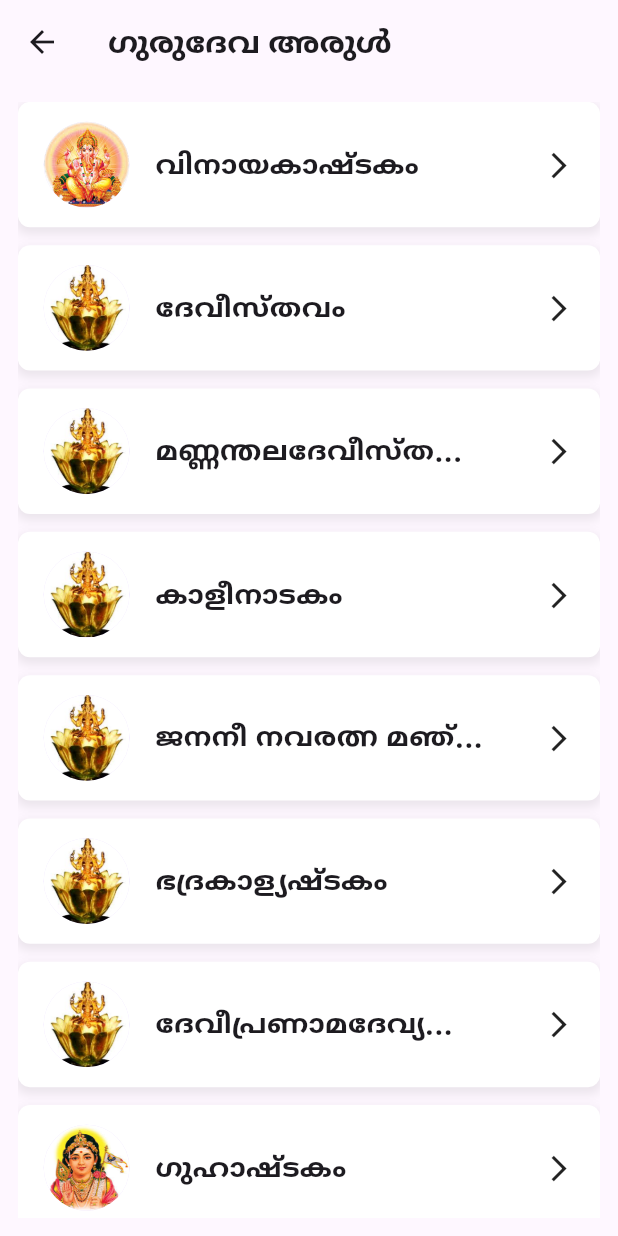
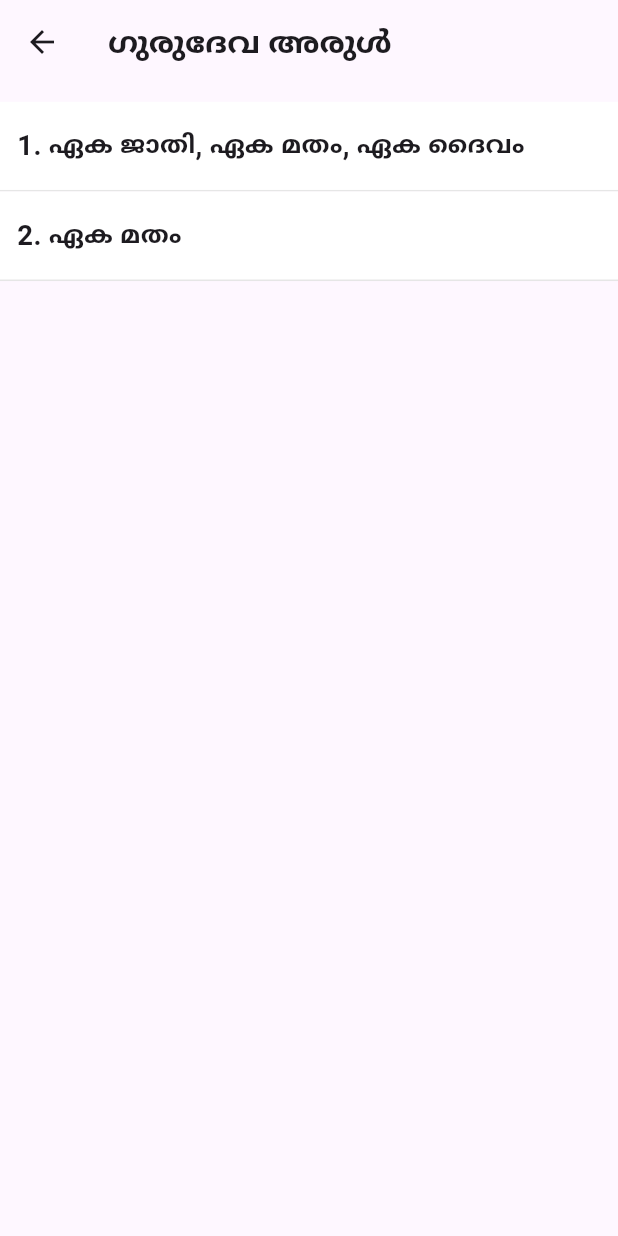
Before and after one commit to cbabi2023/gurugranth, a Flutter app: the GuruarulCategory screen opened by its route, on a phone screen of 412 x 824 dp. Run offline on Flutter 3.47's test engine with Material 3 defaults, Android fonts, the phone set to English and light mode, and no system bars; our stand-ins replace flutter_screenutil, google_fonts.

Commit message:
Enhance Guru Arul feature: add new quotes, improve UI with gradient background, and update navigation to GuruarulPage

```diff
--- a/lib/database/guruarul_database.dart
+++ b/lib/database/guruarul_database.dart
@@ -2,7 +2,8 @@ class GuruarulDatabase {
   // database of guru arul
   static List guruArulData = [
     {
-      "ഏക ജാതി, ഏക മതം, ഏക ദൈവം": [
+      "title": "ഏക ജാതി, ഏക മതം, ഏക ദൈവം",
+      "quotes": [
         "ഒരു ജാതി, ഒരു മതം, ഒരു ദൈവം മനുഷ്യന്",
         "മനുഷ്യൻ ഒരു ജാതി. അതാണ് നമ്മുടെ മതം",
         "മനുഷ്യൻ ഒരു ജാതിയായി ജീവിക്കണം",
@@ -12,5 +13,21 @@ class GuruarulDatabase {
         "ജാതി ഒന്നാണെന്നുള്ളതിന് തെളിവൊന്നും വേണ്ടല്ലോ; ഒരു പട്ടി വേറൊരു പട്ടിയെക്കണ്ടാൽ അതിന്റെ സ്വന്തം ജാതിയാണെന്നു മനസ്സിലാക്കുന്നു. എല്ലാ മൃഗങ്ങൾക്കും ഈ വകതിരിവുണ്ട്. അതനുസരിച്ച് ജീവിക്കുന്നുമുണ്ട്. മനുഷ്യർക്കു മാത്രം സംശയം: സ്വന്തം ജാതി തിരിച്ചറിയുവാനുള്ള ശക്തിയില്ല. മൃഗങ്ങളേക്കാളും മോശമാണ്.",
       ]
     },
+    {
+      "title": "ഏക മതം ",
+      "quotes": [
+        "സകലരും ആത്മസുഖത്തിനായ് പ്രയത്നം സകലവുമിങ്ങു സദാപി ചെയ്തിടുന്നു; ജഗതിയിലിമ്മതം ഏകം (ആത്മോപദേശശതകം)",
+        "സമബുദ്ധിയോടുകൂടി എല്ലാ മതങ്ങളും എല്ലാവരും പഠിക്കണം. അപ്പോൾ പ്രധാനതത്വങ്ങളിൽ അവയ്ക്കു തമ്മിൽ സാരമായ വ്യത്യാസമില്ലെന്നു വെളിപ്പെട്ടു കിട്ടുന്ന മതമാണ് നാം ഉപദേശിക്കുന്ന ഏക മതം.",
+        "ഓരോ കാലത്തും ജനിച്ച മഹാത്മാക്കളായ ആചാര്യന്മാരുടെ ജ്ഞാനഭേദം (വിഭിന്ന കാലഘട്ടങ്ങളിൽ വിഭിന്ന ദേശങ്ങളിൽ ജീവിച്ചിരുന്നവരായതിനാലുള്ള, കാലം, ദേശം, ഭാഷ എന്നീ ജ്ഞാനങ്ങളിലുള്ള വ്യത്യസ്തത) കൊണ്ട് വഴികൾ എല്ലായിടത്തും വ്യത്യസ്തങ്ങളായിരിക്കുന്നു. എങ്കിലും ആചാര്യന്മാരുടെ ഈശ്വരനെക്കുറിച്ചുള്ള നിർണ്ണയം, പ്രാപിക്കേണ്ട സ്ഥാനം, പ്രയോജനം ഇവയെല്ലാം ഏകത്വത്തെ ബോധിപ്പിക്കുന്നു. അതിനാൽ മതം ഒന്നേയുള്ളൂ എന്ന് പറയപ്പെടുന്നു.",
+        "ഒരു കാര്യത്തിൽ മതങ്ങൾ എല്ലാം യോജിക്കും. അതിൻ്റെ ഏറ്റവും മൗലികമായ ഉദ്ദേശ്യത്തെ-സത്യവും ധർമ്മവും-എല്ലാ മതങ്ങളും അനുശാസിക്കുന്നു. ഒരു പൊതു ലക്ഷ്യമാണ് ഏവരും ഉന്നം വയ്ക്കുന്നത്",
+        "ഏകത്വത്തെ പിൻതുടരുവാൻ തന്നെയാണ് സർവ്വരുടെയും ശ്രമം. അവരുടെ എല്ലാവരുടെയും മതം ഒന്നുതന്നെ. ഇക്കാര്യത്തിൽ രണ്ടുപക്ഷമില്ല.",
+        "എല്ലാമതങ്ങളിലും വ്യാപിച്ചിരിക്കുന്ന സാമാന്യസത്ത ഒന്നുതന്നെ.അതുകൊണ്ട് യുക്തിയുക്തമായ മതം ഒന്നുതന്നെ.",
+        "എല്ലാവരും അവരവരുടെ സുഖത്തിനു വേണ്ടിയാണ് പരിശ്രമിക്കുന്നത്. എല്ലാവരെയും പ്രവർത്തിപ്പിക്കുന്നതും മതം തന്നെ. അതുകൊണ്ട് എല്ലാവരുടെയും മതം ഒന്നാണെന്നുള്ളതിന് സംശയമില്ല.",
+        "എല്ലാവർക്കും പ്രതിപാദ്യ വസ്‌തു (പ്രതിപാദ്യം എന്നാൽ എന്തി നെയാണോ പ്രതിപാദിക്കുന്നത് അത്) ഒന്നാകുന്നു. എല്ലാ ധർമ്മങ്ങളുടെയും പ്രതിപാദകവും (പ്രതിപാദകം എന്നാൽ എന്താണോ പ്രതിപാദിക്കുന്നത് അത്) മതം ആകുന്നു. എല്ലാം ഒന്നിനെത്തന്നെ പ്രാപിക്കുകയും ചെയ്യുന്നു.",
+        "വൈദികമതം, പൗരാണികമതം, സാംഖ്യമതം, വൈശേഷികമതം, മീമാംസകമതം, ദ്വൈതമതം, അദ്വൈതമതം, വിശിഷ്‌ടാദ്വൈതമതം, ശൈവമതം, ശാക്തേയമതം, വൈഷ്‌ണവ മതം എന്നിങ്ങനെ പ്രത്യക്ഷത്തിൽ വിഭിന്നങ്ങളായിരിക്കുന്ന അനേകം മതങ്ങൾക്ക് എല്ലാറ്റിനും കൂടി ഹിന്ദുമതം എന്ന പൊതുപ്പേരു പറയുന്നത് യുക്തിഹീനമല്ലെങ്കിൽ മനുഷ്യജാതിക്കെല്ലാറ്റിനും മോക്ഷപ്രാപ്തിക്ക് ഉപയുക്തങ്ങളായി ദേശകാലാവസ്ഥകൾ അനുസരിച്ച് ഓരോ ആചാര്യന്മാർ 'ഈഷാദീഷൽ ' ഭേദങ്ങളോട് കൂടി ഉപദേശിച്ചിട്ടുള്ള എല്ലാ മതങ്ങൾക്കും കൂടി ഏകമായ ലക്ഷ്യത്തോടുകൂടിയ 'ഏകമതം' എന്നു പറയുന്നതിൽ എന്തിനാണ് യുക്തിഹീനതയെ സംശയിക്കുന്നത്",
+        "ഒരു മതാചാര്യൻ്റെ പേരിൽ പല ആചാര്യന്മാരുടെ ഉപദേശങ്ങളടക്കി അതിനെ ഒരുമതം എന്ന പേര് വിളിക്കാമെങ്കിൽ, പല പല ആചാര്യന്മാരാൽ സ്ഥാപിതങ്ങളായ എല്ലാ മതങ്ങളെയും ചേർത്ത്, അതിനെ ഒരു മതമെന്നോ മാനവ ധർമ്മമെന്നോ എന്തു കൊണ്ട് ഒരു പൊതുപ്പേരിട്ടുകൂടാ? അങ്ങനെ ചെയ്യുന്നതു യുക്തിഭംഗവും അസംബന്ധവുമാണെങ്കിൽ, ഈ അസംബന്ധവും യുക്തിഭംഗവും ഇപ്പോൾ പ്രചാരത്തിലിരിക്കുന്ന എല്ലാ മതങ്ങൾക്കും ഏറെക്കുറെ സംഭവിച്ചു കഴിഞ്ഞിരിക്കുകയാണ്.",
+        "'അല്ലയോ അർജ്ജുനാ! എല്ലാ മനുഷ്യരും എല്ലാ പ്രകാരത്തിലും എൻ്റെ മാർഗ്ഗത്തെ അനുവർത്തിക്കുന്നു' എന്ന ഗീതാവചനവും 'ഏക മതം' എന്നതിന് പ്രമാണമാണ്.",
+      ]
+    },
   ];
 }
--- a/lib/view/guruarul_category/guruarul_category.dart
+++ b/lib/view/guruarul_category/guruarul_category.dart
@@ -1,7 +1,10 @@
 import 'package:flutter/material.dart';
 import 'package:flutter_screenutil/flutter_screenutil.dart';
 import 'package:google_fonts/google_fonts.dart';
+import 'package:gurugranth/constants/constants.dart';
+import 'package:gurugranth/database/guruarul_database.dart';
 import 'package:gurugranth/database/krithi_database.dart';
+import 'package:gurugranth/view/guruarul_page/guruarul_page.dart';
 import 'package:gurugranth/view/krithi_category.dart/krithi_category_page.dart';
 import 'package:gurugranth/view/krithi_page/krithi_page.dart';
 
@@ -23,24 +26,43 @@ class GuruarulCategory extends StatelessWidget {
         ),
       ),
       body: Padding(
-        padding: EdgeInsets.symmetric(horizontal: 10.0.h, vertical: 10.0.h),
+        padding: EdgeInsets.symmetric(vertical: 10.0.h),
         child: ListView.separated(
             itemBuilder: (context, index) => GestureDetector(
                   onTap: () {
                     Navigator.push(
                         context,
                         MaterialPageRoute(
-                          builder: (context) => KrithiPage(indexCount: index),
+                          builder: (context) => GuruarulPage(indexCount: index),
                         ));
                   },
-                  child: KrithikalContainer(
-                    index: index,
+                  child: Container(
+                    height: 50.h,
+                    padding: EdgeInsets.symmetric(horizontal: 10.0.w),
+                    decoration: BoxDecoration(
+                      color: pureWhite,
+                      border: Border(
+                        bottom: BorderSide(
+                            color: Colors.black.withValues(alpha: 0.1)),
+                      ),
+                    ),
+                    child: Row(
+                      mainAxisAlignment: MainAxisAlignment.start,
+                      children: [
+                        Text(
+                          "${index + 1}. ${GuruarulDatabase.guruArulData[index]['title']}",
+                          style: GoogleFonts.anekMalayalam(
+                              fontSize: 16.sp, fontWeight: FontWeight.w600),
+                          textAlign: TextAlign.left,
+                        ),
+                      ],
+                    ),
                   ),
                 ),
             separatorBuilder: (context, index) => SizedBox(
-                  height: 10.h,
+                  height: 0.h,
                 ),
-            itemCount: KrithiDatabase.krithiDatabase.length),
+            itemCount: GuruarulDatabase.guruArulData.length),
       ),
     );
   }
--- a/lib/view/home_screen/home_screen.dart
+++ b/lib/view/home_screen/home_screen.dart
@@ -1,6 +1,7 @@
 import 'package:flutter/material.dart';
 import 'package:flutter_screenutil/flutter_screenutil.dart';
 import 'package:google_fonts/google_fonts.dart';
+import 'package:gurugranth/constants/constants.dart';
 import 'package:gurugranth/database/home_database.dart';
 import 'package:gurugranth/gen/assets.gen.dart';
 import 'package:gurugranth/routes/app_routes.dart';
@@ -90,7 +91,7 @@ class HomeGridCard extends StatelessWidget {
       width: 160.w,
       height: 180.h,
       decoration: BoxDecoration(
-        color: Colors.blue,
+        gradient: containerGradient,
         borderRadius: BorderRadius.circular(12),
         boxShadow: [
           BoxShadow(
```
Also changed, not shown: lib/constants/constants.dart (+13 -0 lines), lib/view/guruarul_page/guruarul_page.dart (+33 -5 lines).
